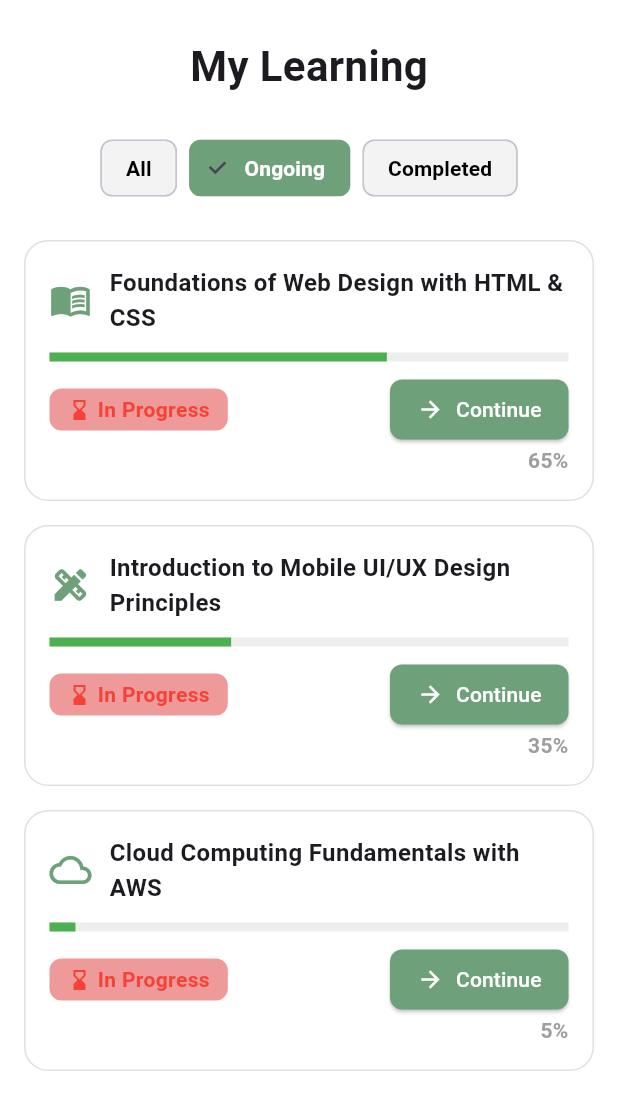
After one commit to nivyanbl/absensi_app, a Flutter app: the LmsPage screen opened directly, after a tap on "Ongoing", on a phone screen of 412 x 824 dp. The commit adds this screen. Shown: the top 1110 px of the screen. Run offline on Flutter 3.47's test engine with Material 3 defaults, Android fonts, the phone set to English and light mode, and no system bars; our stand-ins replace get; network calls fail.

Commit message:
refactor: add LmsPage and update main.dart imports

```diff
--- /dev/null
+++ b/lib/feature/presentation/page/lms_page.dart
@@ -0,0 +1,242 @@
+import 'package:flutter/material.dart';
+
+class LmsPage extends StatefulWidget {
+  const LmsPage({super.key});
+
+  @override
+  State<LmsPage> createState() => _LmsPageState();
+}
+
+class _LmsPageState extends State<LmsPage> {
+  int selectedTab = 0;
+
+  final List<String> tabs = ['All', 'Ongoing', 'Completed'];
+
+  final List<Map<String, dynamic>> courses = [
+    {
+      'title': 'Foundations of Web Design with HTML & CSS',
+      'icon': Icons.menu_book_outlined,
+      'progress': 0.65,
+      'status': 'In Progress',
+      'completed': false,
+    },
+    {
+      'title': 'Introduction to Mobile UI/UX Design Principles',
+      'icon': Icons.design_services,
+      'progress': 0.35,
+      'status': 'In Progress',
+      'completed': false,
+    },
+    {
+      'title': 'Cloud Computing Fundamentals with AWS',
+      'icon': Icons.cloud_outlined,
+      'progress': 0.05,
+      'status': 'In Progress',
+      'completed': false,
+    },
+    {
+      'title': 'Advanced JavaScript Concepts & Modern Frameworks',
+      'icon': Icons.school,
+      'progress': 1.0,
+      'status': 'Completed',
+      'completed': true,
+    },
+  ];
+
+  @override
+  Widget build(BuildContext context) {
+    return Scaffold(
+      backgroundColor: Colors.white,
+      body: SafeArea(
+        child: Padding(
+          padding: const EdgeInsets.symmetric(horizontal: 16.0),
+          child: Column(
+            crossAxisAlignment: CrossAxisAlignment.start,
+            children: [
+              const SizedBox(height: 24),
+              const Center(
+                child: Text(
+                  'My Learning',
+                  style: TextStyle(
+                    fontWeight: FontWeight.bold,
+                    fontSize: 28,
+                  ),
+                ),
+              ),
+              const SizedBox(height: 24),
+              Row(
+                mainAxisAlignment: MainAxisAlignment.center,
+                children: List.generate(
+                  tabs.length,
+                  (index) => Padding(
+                    padding: const EdgeInsets.symmetric(horizontal: 4.0),
+                    child: ChoiceChip(
+                      label: Text(
+                        tabs[index],
+                        style: TextStyle(
+                          fontWeight: FontWeight.bold,
+                          color: selectedTab == index
+                              ? Colors.white
+                              : Colors.black,
+                        ),
+                      ),
+                      selected: selectedTab == index,
+                      selectedColor: const Color(0xFF6EA07A),
+                      backgroundColor: const Color(0xFFF3F3F3),
+                      onSelected: (val) {
+                        setState(() {
+                          selectedTab = index;
+                        });
+                      },
+                    ),
+                  ),
+                ),
+              ),
+              const SizedBox(height: 24),
+              Expanded(
+                child: ListView(
+                  children: courses.where((course) {
+                    if (selectedTab == 0) return true;
+                    if (selectedTab == 1) return !course['completed'];
+                    if (selectedTab == 2) return course['completed'];
+                    return true;
+                  }).map((course) {
+                    return Container(
+                      margin: const EdgeInsets.only(bottom: 16),
+                      padding: const EdgeInsets.all(16),
+                      decoration: BoxDecoration(
+                        color: Colors.white,
+                        borderRadius: BorderRadius.circular(16),
+                        border: Border.all(color: Colors.black12),
+                      ),
+                      child: Column(
+                        crossAxisAlignment: CrossAxisAlignment.start,
+                        children: [
+                          Row(
+                            children: [
+                              Icon(course['icon'],
+                                  size: 28, color: const Color(0xFF6EA07A)),
+                              const SizedBox(width: 12),
+                              Expanded(
+                                child: Text(
+                                  course['title'],
+                                  style: const TextStyle(
+                                    fontWeight: FontWeight.bold,
+                                    fontSize: 16,
+                                  ),
+                                ),
+                              ),
+                            ],
+                          ),
+                          const SizedBox(height: 12),
+                          if (!course['completed']) ...[
+                            LinearProgressIndicator(
+                              value: course['progress'],
+                              minHeight: 6,
+                              backgroundColor: Colors.grey[200],
+                              valueColor:
+                                  AlwaysStoppedAnimation<Color>(Colors.green),
+                            ),
+                            const SizedBox(height: 8),
+                            Row(
+                              children: [
+                                Container(
+                                  padding: const EdgeInsets.symmetric(
+                                      horizontal: 12, vertical: 4),
+                                  decoration: BoxDecoration(
+                                    color: Colors.red[200],
+                                    borderRadius: BorderRadius.circular(8),
+                                  ),
+                                  child: const Row(
+                                    children: [
+                                      Icon(Icons.hourglass_bottom,
+                                          size: 16, color: Colors.red),
+                                      SizedBox(width: 4),
+                                      Text('In Progress',
+                                          style: TextStyle(
+                                              color: Colors.red,
+                                              fontWeight: FontWeight.bold)),
+                                    ],
+                                  ),
+                                ),
+                                const Spacer(),
+                                ElevatedButton.icon(
+                                  onPressed: () {},
+                                  icon: const Icon(Icons.arrow_forward,
+                                      color: Colors.white, size: 18),
+                                  label: const Text('Continue',
+                                      style: TextStyle(color: Colors.white)),
+                                  style: ElevatedButton.styleFrom(
+                                    backgroundColor: const Color(0xFF6EA07A),
+                                    shape: RoundedRectangleBorder(
+                                      borderRadius: BorderRadius.circular(8),
+                                    ),
+                                    padding: const EdgeInsets.symmetric(
+                                        horizontal: 18, vertical: 8),
+                                  ),
+                                ),
+                              ],
+                            ),
+                            Align(
+                              alignment: Alignment.centerRight,
+                              child: Text(
+                                '${(course['progress'] * 100).toInt()}%',
+                                style: const TextStyle(
+                                    fontWeight: FontWeight.bold,
+                                    color: Colors.grey),
+                              ),
+                            ),
+                          ] else ...[
+                            Row(
+                              children: [
+                                Container(
+                                  padding: const EdgeInsets.symmetric(
+                                      horizontal: 12, vertical: 4),
+                                  decoration: BoxDecoration(
+                                    color: const Color(0xFF6EA07A),
+                                    borderRadius: BorderRadius.circular(8),
+                                  ),
+                                  child: const Row(
+                                    children: [
+                                      Icon(Icons.check_circle,
+                                          size: 16, color: Colors.white),
+                                      SizedBox(width: 4),
+                                      Text('Completed',
+                                          style: TextStyle(
+                                              color: Colors.white,
+                                              fontWeight: FontWeight.bold)),
+                                    ],
+                                  ),
+                                ),
+                                const Spacer(),
+                                ElevatedButton.icon(
+                                  onPressed: () {},
+                                  icon: const Icon(Icons.receipt_long,
+                                      color: Colors.white, size: 18),
+                                  label: const Text('View Certificate',
+                                      style: TextStyle(color: Colors.white)),
+                                  style: ElevatedButton.styleFrom(
+                                    backgroundColor: Colors.black,
+                                    shape: RoundedRectangleBorder(
+                                      borderRadius: BorderRadius.circular(8),
+                                    ),
+                                    padding: const EdgeInsets.symmetric(
+                                        horizontal: 18, vertical: 8),
+                                  ),
+                                ),
+                              ],
+                            ),
+                          ],
+                        ],
+                      ),
+                    );
+                  }).toList(),
+                ),
+              ),
+            ],
+          ),
+        ),
+      ),
+    );
+  }
+}
--- a/lib/main.dart
+++ b/lib/main.dart
@@ -1,6 +1,10 @@
 import 'package:flutter/material.dart';
 import 'package:get/get.dart';
 import 'feature/presentation/page/dashboard_page.dart';
+import 'feature/presentation/page/lms_page.dart';
+import 'feature/presentation/page/login_page.dart';
+import 'feature/presentation/page/register_page.dart';
+import 'feature/presentation/page/notification_page.dart';
 
 void main() {
   runApp(const MyApp());
```
Also changed, not shown: lib/feature/presentation/page/dashboard_page.dart (line endings or trailing spaces).
